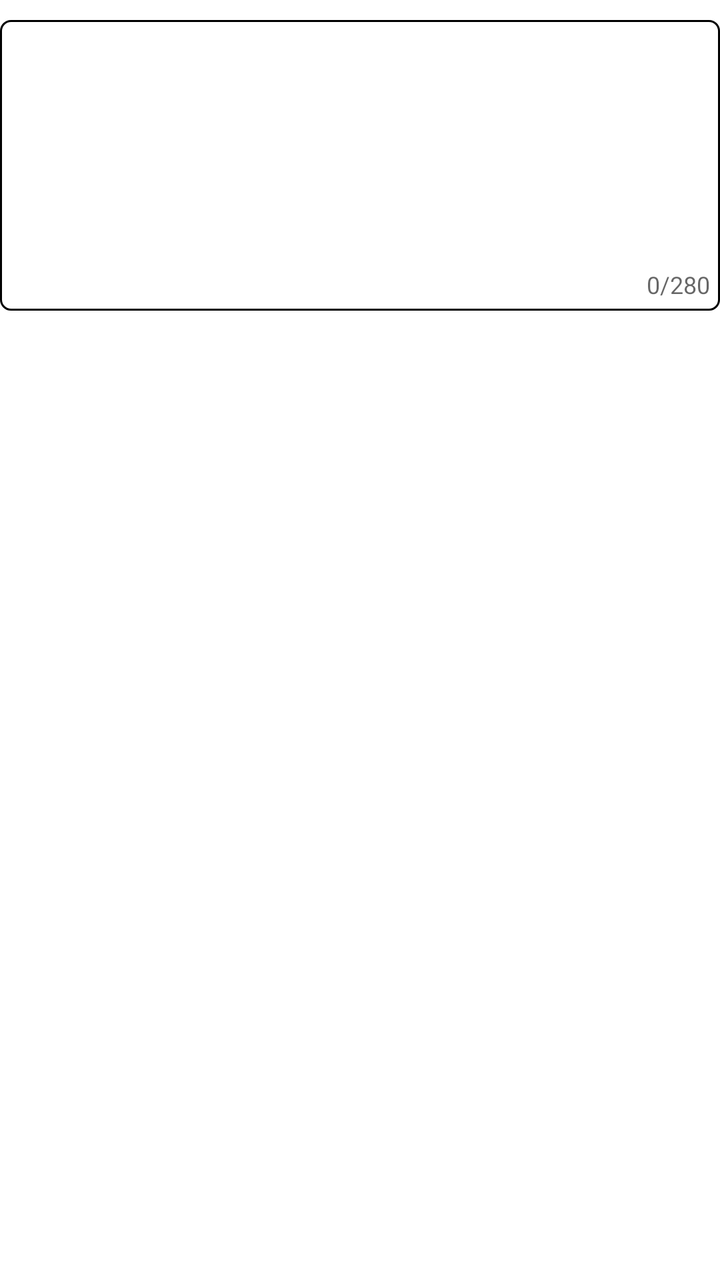
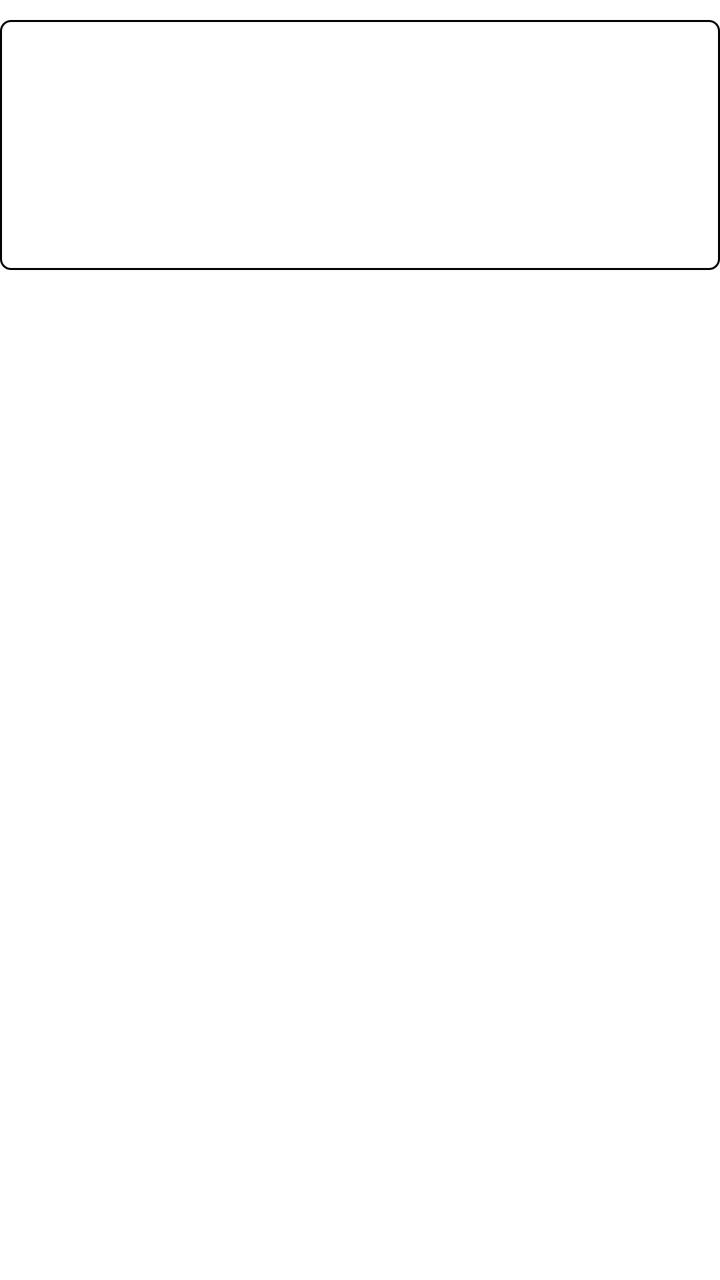

Before-and-after screenshots of an Android layout around one commit, followed by the original layout XML and the change that was made.
<!-- AndroidManifest.xml: another module's application theme android:Theme.Light -->
<!-- res/layout/long_text_ques.xml -->
<?xml version="1.0" encoding="utf-8"?>
<RelativeLayout xmlns:android="http://schemas.android.com/apk/res/android"
    xmlns:app="http://schemas.android.com/apk/res-auto"
    android:id="@+id/long_text_ques"
    android:layout_width="match_parent"
    android:layout_height="wrap_content"
    android:theme="@style/Theme.AppCompat.Light.NoActionBar"
    android:orientation="vertical">



    <com.google.android.material.textfield.TextInputLayout
        android:layout_width="match_parent"
        android:layout_height="wrap_content"
        android:id="@+id/text_input_layout"
        android:layout_marginVertical="10dp"
        app:boxCornerRadiusBottomEnd="5dp"
        app:boxCornerRadiusBottomStart="5dp"
        app:boxCornerRadiusTopEnd="5dp"
        app:boxCornerRadiusTopStart="5dp"
        app:boxStrokeWidth="0dp"
        android:gravity="center_horizontal"
        app:boxStrokeWidthFocused="0dp"
        app:counterMaxLength="280"
        app:counterOverflowTextAppearance="@color/black"
        android:padding="5dp"
        app:counterEnabled="true"
       app:hintEnabled="false"
        app:boxStrokeColor="@color/white"
        android:background="@drawable/text_input_layout_bg"
      >

        <com.google.android.material.textfield.TextInputEditText
            android:layout_width="match_parent"
            android:layout_height="wrap_content"
            android:backgroundTint="@color/white"
            android:gravity="top|start"
            android:layout_gravity="center_horizontal"
            android:id="@+id/text_input_edit_text"
            android:inputType="textMultiLine"
            android:lines="5"
            android:elegantTextHeight="true"
            android:background="@color/white"


            />
    </com.google.android.material.textfield.TextInputLayout>
</RelativeLayout>
<!-- resources referenced by this layout -->
<resources>
  <color name="black">#FF000000</color>
  <color name="white">#FFFFFFFF</color>
  <!-- drawable text_input_layout_bg (drawable) -->
  <?xml version="1.0" encoding="utf-8"?>
  <shape xmlns:android="http://schemas.android.com/apk/res/android">
  <corners android:radius="5dp"/>
      <stroke android:color="@color/black" android:width="1dp"/>
      <solid android:color="@color/white"/>
  </shape>
</resources>

<!-- the commit's change to res/layout/long_text_ques.xml (unified diff, before → after) -->
@@ -22,9 +22,10 @@
         android:gravity="center_horizontal"
         app:boxStrokeWidthFocused="0dp"
         app:counterMaxLength="280"
+
         app:counterOverflowTextAppearance="@color/black"
         android:padding="5dp"
-        app:counterEnabled="true"
+        app:counterEnabled="false"
        app:hintEnabled="false"
         app:boxStrokeColor="@color/white"
         android:background="@drawable/text_input_layout_bg"
